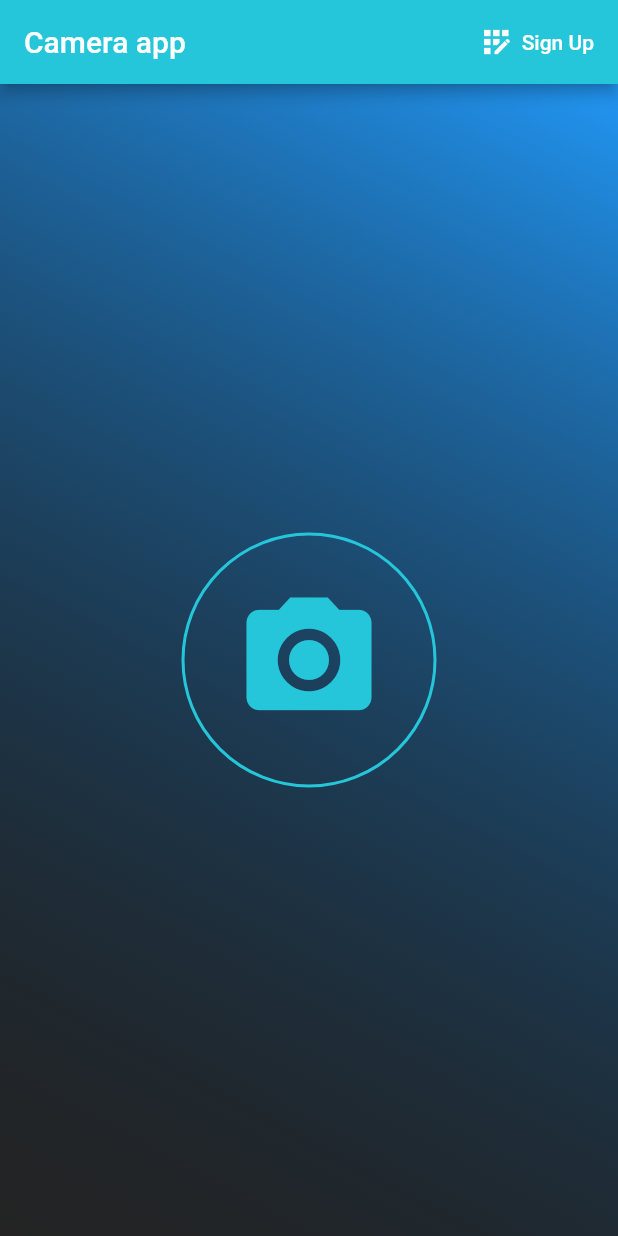
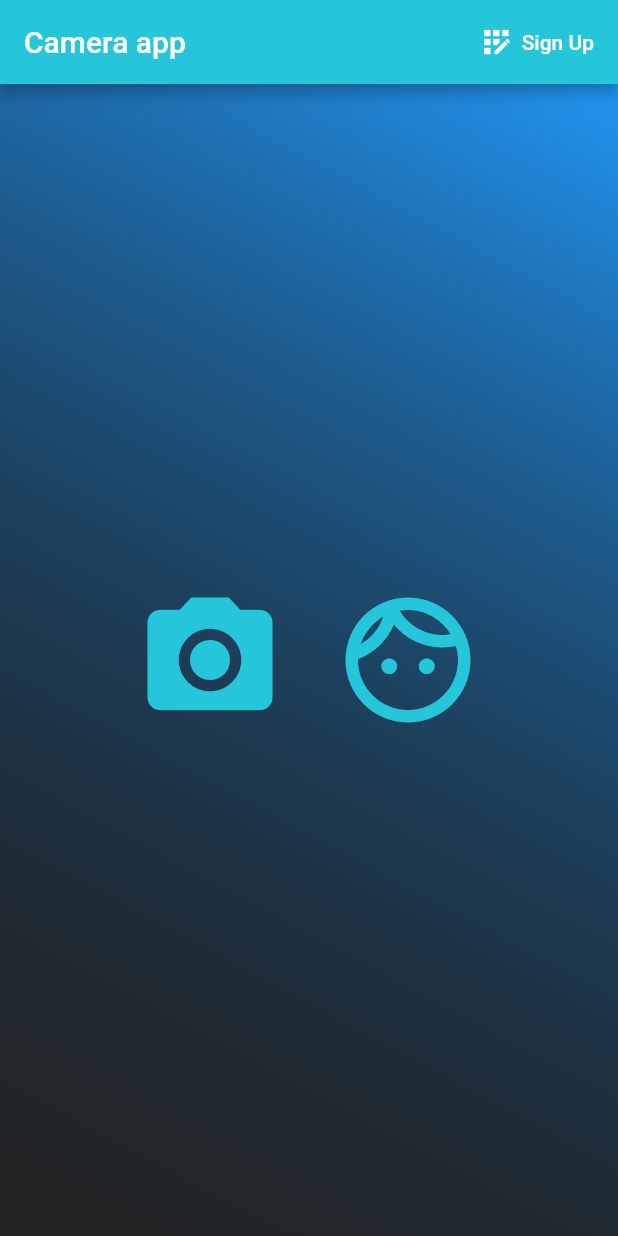
Before and after one commit to yuriy-puris/flutter_camera_demo, a Flutter app: the screen it shows after launch, on a phone screen of 412 x 824 dp. Run offline on Flutter 3.47's test engine with Material 2 defaults, Android fonts, the phone set to English and light mode, and no system bars; our stand-ins replace camera, firebase_core, image_picker; missing offline and left inert: firebase_ml_vision; accounts and stored records are empty.

Commit message:
todo: face detection

```diff
--- a/lib/main.dart
+++ b/lib/main.dart
@@ -6,9 +6,12 @@ import 'package:flutter_test_camera/pages/home_page.dart';
 import 'package:flutter_test_camera/pages/take_picture.dart';
 import 'package:flutter_test_camera/pages/register_page.dart';
 import 'package:flutter_test_camera/pages/login_page.dart';
+import 'package:firebase_core/firebase_core.dart';
 
-main() {
+
+Future<void> main() async {
   WidgetsFlutterBinding.ensureInitialized();
+  await Firebase.initializeApp();
   runApp(MyApp());
 }
 
--- a/lib/pages/home_page.dart
+++ b/lib/pages/home_page.dart
@@ -1,4 +1,5 @@
 import 'package:flutter/material.dart';
+import 'package:flutter_test_camera/pages/face_check.dart';
 
 import 'take_picture.dart';
 import 'register_page.dart';
@@ -53,36 +54,17 @@ class HomePageState extends State<HomePage> {
             )
           ),
           child: Center(
-            // child: Column(
-            //   mainAxisAlignment: MainAxisAlignment.center,
-            //   children: <Widget>[
-            //     Container(
-            //       decoration: BoxDecoration(
-            //               borderRadius: BorderRadius.circular(250),
-            //               border: Border.all(width: 2, color: Theme.of(context).primaryColor)),
-            //       child: FlatButton(
-            //         onPressed: () => Navigator.push(context, MaterialPageRoute(builder: (context) => TakePicture())),
-            //         child: Icon(
-            //             Icons.photo_camera,
-            //             color: Theme.of(context).primaryColor,
-            //             size: 100,
-            //         ),
-            //       ),
-            //     ),
-            //     Text(
-            //       'Take a photo',
-            //       style: TextStyle(
-            //         fontSize: 25
-            //       )
-            //     )
-            //   ],
-            // )
-            child: Container(
-              width: 170,
+            child: Wrap(
+              direction: Axis.vertical,
+              children: <Widget>[
+                Row(
+                  children: <Widget>[
+                    Container(
+                      constraints: BoxConstraints(minWidth: 80, maxWidth: 200),
                       height: 170,
-              decoration: BoxDecoration(
-                      borderRadius: BorderRadius.circular(100),
-                      border: Border.all(width: 2, color: Theme.of(context).primaryColor)),
+                      // decoration: BoxDecoration(
+                      //         borderRadius: BorderRadius.circular(100),
+                      //         border: Border.all(width: 2, color: Theme.of(context).primaryColor)),
                       child: FlatButton(
                         onPressed: () => Navigator.push(context, MaterialPageRoute(builder: (context) => TakePicture())),
                         child: Icon(
@@ -93,6 +75,42 @@ class HomePageState extends State<HomePage> {
                         shape: CircleBorder(side: BorderSide(color: Colors.transparent)),
                       ),
                     ),
+                    Container(
+                      constraints: BoxConstraints(minWidth: 80, maxWidth: 200),
+                      height: 170,
+                      // decoration: BoxDecoration(
+                      //         borderRadius: BorderRadius.circular(100),
+                      //         border: Border.all(width: 2, color: Theme.of(context).primaryColor)),
+                      child: FlatButton(
+                        onPressed: () => Navigator.push(context, MaterialPageRoute(builder: (context) => FaceCheck())),
+                        child: Icon(
+                            Icons.face_outlined,
+                            color: Theme.of(context).primaryColor,
+                            size: 100,
+                        ),
+                        shape: CircleBorder(side: BorderSide(color: Colors.transparent)),
+                      ),
+                    ),
+                  ],
+                )
+              ],
+            )
+            // child: Container(
+            //   width: 170,
+            //   height: 170,
+            //   decoration: BoxDecoration(
+            //           borderRadius: BorderRadius.circular(100),
+            //           border: Border.all(width: 2, color: Theme.of(context).primaryColor)),
+            //   child: FlatButton(
+            //     onPressed: () => Navigator.push(context, MaterialPageRoute(builder: (context) => TakePicture())),
+            //     child: Icon(
+            //         Icons.photo_camera,
+            //         color: Theme.of(context).primaryColor,
+            //         size: 100,
+            //     ),
+            //     shape: CircleBorder(side: BorderSide(color: Colors.transparent)),
+            //   ),
+            // ),
           ),
         ),
       )
--- a/lib/pages/login_page.dart
+++ b/lib/pages/login_page.dart
@@ -88,6 +88,9 @@ class LoginPageState extends State<LoginPage> {
   Widget build(BuildContext context) {
     return Scaffold(
         appBar: AppBar(
+          leading: BackButton(
+            color: Colors.white
+          ),
           title: Text(
             'Login',
             style: TextStyle(
--- a/lib/pages/picture_page.dart
+++ b/lib/pages/picture_page.dart
@@ -16,6 +16,9 @@ class _DisplayPictureState extends State<DisplayPicture> {
   Widget build(BuildContext context) {
     return Scaffold(
       appBar: AppBar(
+        leading: BackButton(
+          color: Colors.white
+        ),
         title: Text(
           'Display the Picture',
           style: TextStyle(
--- a/lib/pages/register_page.dart
+++ b/lib/pages/register_page.dart
@@ -115,6 +115,9 @@ class RegisterPageState extends State<RegisterPage> {
   Widget build(BuildContext context) {
     return Scaffold(
         appBar: AppBar(
+          leading: BackButton(
+            color: Colors.white
+          ),
           title: Text(
             'Sign Up',
             style: TextStyle(
--- a/lib/pages/take_picture.dart
+++ b/lib/pages/take_picture.dart
@@ -1,6 +1,5 @@
 import 'dart:io';
 import 'package:path/path.dart';
-import 'package:path_provider/path_provider.dart';
 import 'package:image_picker/image_picker.dart';
 import 'package:camera/camera.dart';
 import 'package:flutter/material.dart';
@@ -85,6 +84,9 @@ class TakePictureState extends State<TakePicture> {
     var size = MediaQuery.of(context).size.width;
     return Scaffold(
       appBar: AppBar(
+        leading: BackButton(
+          color: Colors.white
+        ),
         title: Text(
           'Take a picture',
           style: TextStyle(
--- a/pubspec.yaml
+++ b/pubspec.yaml
@@ -29,9 +29,13 @@ dependencies:
   # Use with the CupertinoIcons class for iOS style icons.
   cupertino_icons: ^0.1.2
   image_picker: ^0.6.7+6
+  image: ^3.0.2
   camera: ^0.5.0
-  path_provider: ^0.5.0
   video_player: ^0.10.0
+  # # Firebase packages
+  firebase_core: ^0.5.3
+  firebase_ml_vision: ^0.11.0+2
+  provider: ^5.0.0
 
 dev_dependencies:
   flutter_test:
```
Also changed, not shown: lib/pages/face_check.dart (added, +184 -0 lines), pubspec.lock, 5 other files. Lines whose indentation alone changed are shown as unchanged.
